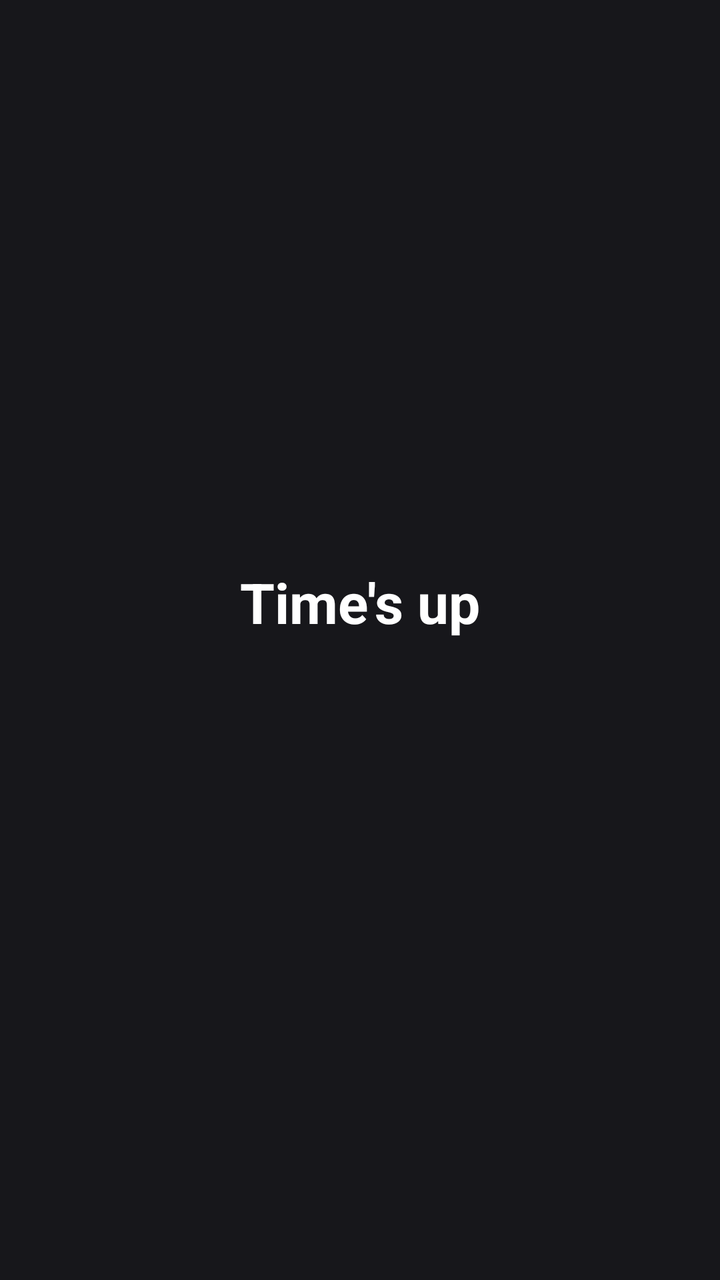
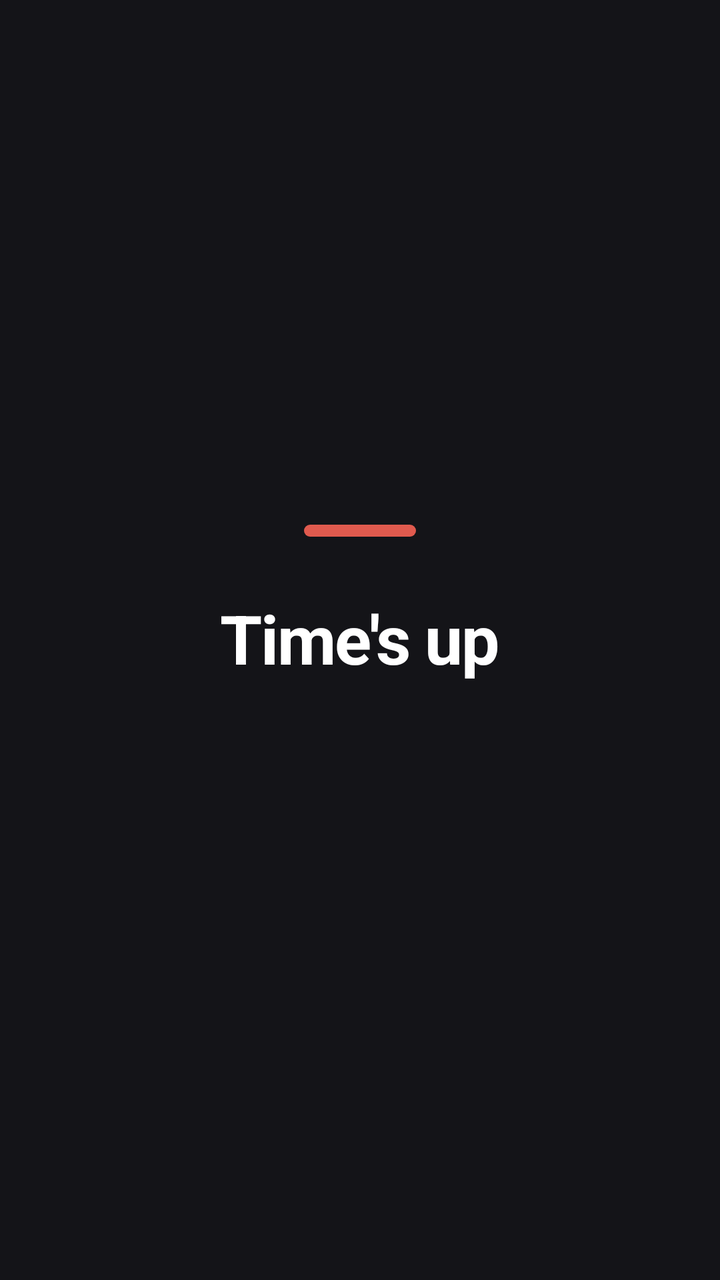

The first picture is an Android layout as it rendered before a commit; the second is the same layout after the commit. The layout source and the unified diff follow.
<!-- AndroidManifest.xml: application theme Theme.YTShortsBlocker -->
<!-- res/layout/overlay_block.xml -->
<?xml version="1.0" encoding="utf-8"?>
<FrameLayout xmlns:android="http://schemas.android.com/apk/res/android"
    android:layout_width="match_parent"
    android:layout_height="match_parent"
    android:background="#F20B0B0F"
    android:clickable="true"
    android:focusable="true">

    <LinearLayout
        android:layout_width="match_parent"
        android:layout_height="wrap_content"
        android:layout_gravity="center"
        android:gravity="center_horizontal"
        android:orientation="vertical"
        android:paddingHorizontal="32dp">

        <TextView
            android:id="@+id/overlay_title"
            android:layout_width="wrap_content"
            android:layout_height="wrap_content"
            android:text="@string/overlay_title"
            android:textColor="#FFFFFF"
            android:textSize="28sp"
            android:textStyle="bold" />

        <TextView
            android:id="@+id/overlay_message"
            android:layout_width="match_parent"
            android:layout_height="wrap_content"
            android:layout_marginTop="16dp"
            android:gravity="center"
            android:textColor="#D0D0D8"
            android:textSize="16sp" />
    </LinearLayout>
</FrameLayout>
<!-- resources referenced by this layout -->
<resources>
  <string name="overlay_title">Time\'s up</string>
  <style name="Theme.YTShortsBlocker" parent="android:Theme.Material.Light.NoActionBar" />
</resources>

<!-- the commit's change to res/layout/overlay_block.xml (unified diff, before → after) -->
@@ -2,7 +2,7 @@
 <FrameLayout xmlns:android="http://schemas.android.com/apk/res/android"
     android:layout_width="match_parent"
     android:layout_height="match_parent"
-    android:background="#F20B0B0F"
+    android:background="#F50B0B0F"
     android:clickable="true"
     android:focusable="true">
 
@@ -12,24 +12,33 @@
         android:layout_gravity="center"
         android:gravity="center_horizontal"
         android:orientation="vertical"
-        android:paddingHorizontal="32dp">
+        android:paddingHorizontal="40dp">
+
+        
+        <View
+            android:layout_width="56dp"
+            android:layout_height="6dp"
+            android:layout_marginBottom="28dp"
+            android:background="@drawable/overlay_accent_bar" />
 
         <TextView
             android:id="@+id/overlay_title"
             android:layout_width="wrap_content"
             android:layout_height="wrap_content"
+            android:letterSpacing="-0.02"
             android:text="@string/overlay_title"
             android:textColor="#FFFFFF"
-            android:textSize="28sp"
+            android:textSize="34sp"
             android:textStyle="bold" />
 
         <TextView
             android:id="@+id/overlay_message"
             android:layout_width="match_parent"
             android:layout_height="wrap_content"
-            android:layout_marginTop="16dp"
+            android:layout_marginTop="14dp"
             android:gravity="center"
-            android:textColor="#D0D0D8"
+            android:lineSpacingMultiplier="1.3"
+            android:textColor="#A9A8BC"
             android:textSize="16sp" />
     </LinearLayout>
 </FrameLayout>
<!-- resource entries referenced after the edit -->
@@ -1,5 +1,12 @@
 <!-- resources referenced by this layout -->
 <resources>
+  <!-- drawable overlay_accent_bar (drawable) -->
+  <?xml version="1.0" encoding="utf-8"?>
+  <shape xmlns:android="http://schemas.android.com/apk/res/android"
+      android:shape="rectangle">
+      <solid android:color="#E05A4E" />
+      <corners android:radius="3dp" />
+  </shape>
   <string name="overlay_title">Time\'s up</string>
   <style name="Theme.YTShortsBlocker" parent="android:Theme.Material.Light.NoActionBar" />
 </resources>
